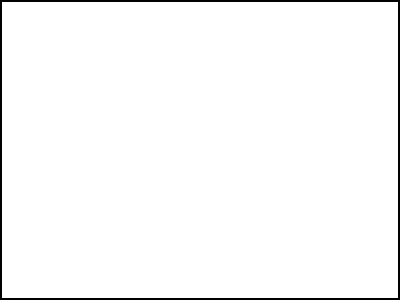
Before: the Qt Designer form QueryItemListDialog.ui in fritzone/ddm, drawn with Qt 5.
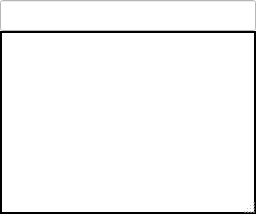
After: the same form once the commit is applied.

Commit message: more pixel hunting for the query designer

```diff
--- a/QueryItemListDialog.ui
+++ b/QueryItemListDialog.ui
@@ -9,8 +9,8 @@
    <rect>
     <x>0</x>
     <y>0</y>
-    <width>400</width>
-    <height>300</height>
+    <width>256</width>
+    <height>214</height>
    </rect>
   </property>
   <property name="palette">
@@ -380,6 +380,9 @@
   <property name="windowOpacity">
    <double>1.000000000000000</double>
   </property>
+  <property name="sizeGripEnabled">
+   <bool>true</bool>
+  </property>
   <property name="modal">
    <bool>true</bool>
   </property>
@@ -390,6 +393,16 @@
    <property name="margin">
     <number>0</number>
    </property>
+   <item>
+    <widget class="QLineEdit" name="txtInput">
+     <property name="font">
+      <font>
+       <family>Arial</family>
+       <pointsize>14</pointsize>
+      </font>
+     </property>
+    </widget>
+   </item>
    <item>
     <widget class="QListWidget" name="lstValues">
      <property name="frameShape">
```
Left out of the diff: 17 changed lines with no effect on the pictures. The commit also changes 10 other files.
